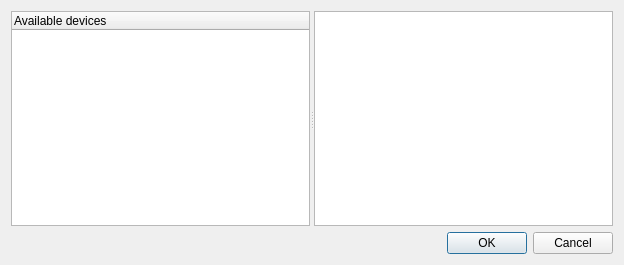
Qt form morph2/oclpicker.ui (k0zmo/morphology-opencl) before a commit.
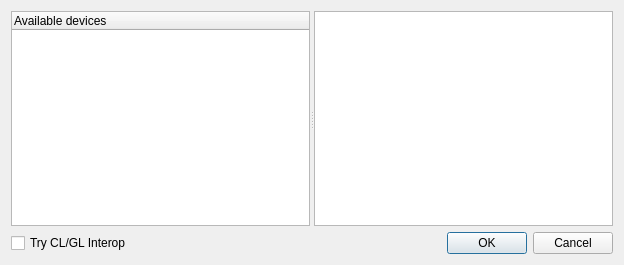
The same form after that commit.

Commit message: * Wybor interop'u z poziomu wyboru platformy i urzadzenia * Naprawienie bledow zwiazanych z kontekstem OpenGL'a * Okno z wyborem platformy i urzadzenia pojawia sie teraz po uruchomieniu programu - likwiduje to duuuzo problemow * Z ustawien zniknelo pole glInterop * Informacja w konsoli o inicjalizacji danego filtru (bloczka)

```diff
--- a/morph2/oclpicker.ui
+++ b/morph2/oclpicker.ui
@@ -13,8 +13,22 @@
   <property name="windowTitle">
    <string>Pick an OpenCL device</string>
   </property>
-  <layout class="QVBoxLayout" name="verticalLayout" stretch="1,0">
-   <item>
+  <layout class="QGridLayout" name="gridLayout">
+   <item row="1" column="1">
+    <widget class="QDialogButtonBox" name="buttonBox">
+     <property name="standardButtons">
+      <set>QDialogButtonBox::Cancel|QDialogButtonBox::Ok</set>
+     </property>
+    </widget>
+   </item>
+   <item row="1" column="0">
+    <widget class="QCheckBox" name="tryInteropCheckBox">
+     <property name="text">
+      <string>Try CL/GL Interop</string>
+     </property>
+    </widget>
+   </item>
+   <item row="0" column="0" colspan="2">
     <widget class="QSplitter" name="splitter">
      <property name="orientation">
       <enum>Qt::Horizontal</enum>
@@ -36,13 +50,6 @@
      </widget>
     </widget>
    </item>
-   <item>
-    <widget class="QDialogButtonBox" name="buttonBox">
-     <property name="standardButtons">
-      <set>QDialogButtonBox::Cancel|QDialogButtonBox::Ok</set>
-     </property>
-    </widget>
-   </item>
   </layout>
  </widget>
  <resources/>
```
The commit also changes 16 other files.
